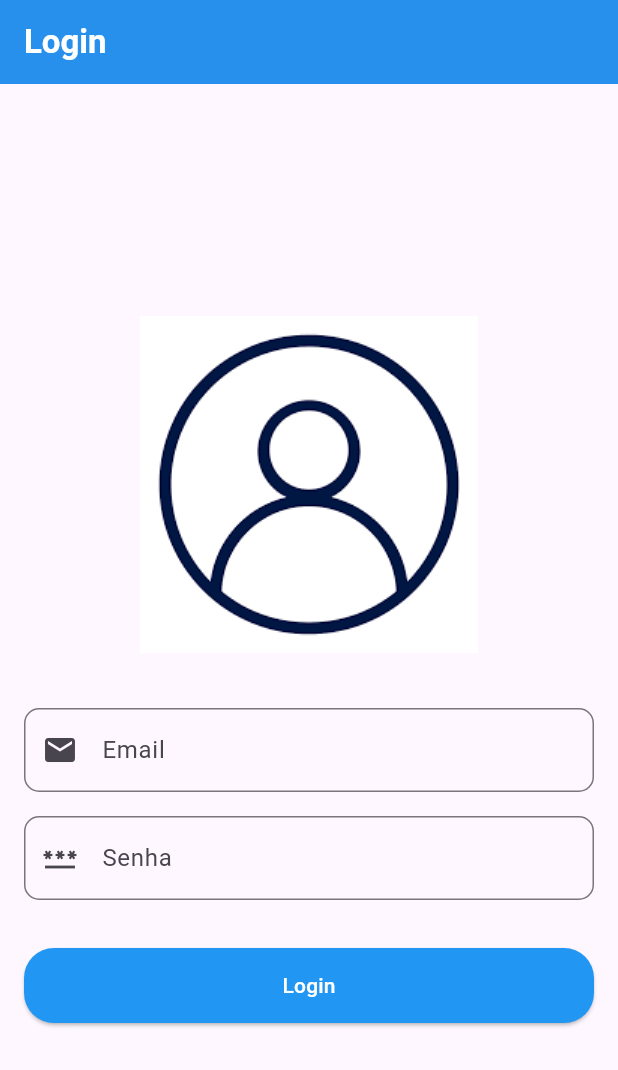
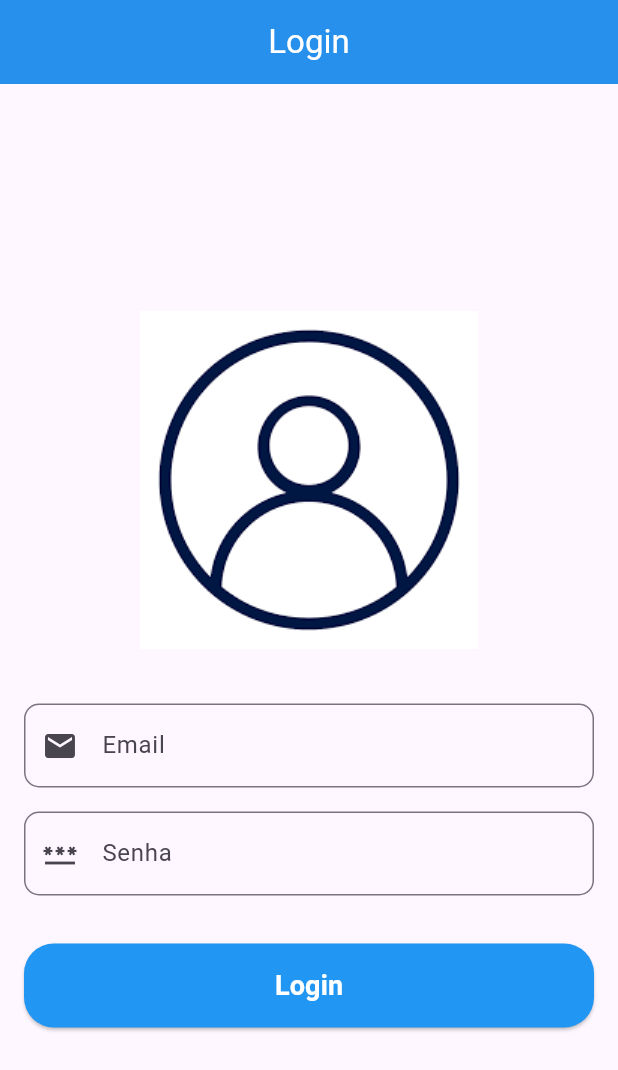
Before and after one commit to AgataGiovanna/Login_Flutter, a Flutter app: the screen it shows after launch, on a phone screen of 412 x 824 dp. Shown: the top 1070 px of the screen. Run offline on Flutter 3.47's test engine with Material 3 defaults, Android fonts, the phone set to English and light mode, and no system bars.

Commit message:
validação login

```diff
--- a/lib/main.dart
+++ b/lib/main.dart
@@ -16,19 +16,37 @@ class LoginApp extends StatelessWidget {
   }
 }
 
-class LoginPage extends StatelessWidget {
+class LoginPage extends StatefulWidget {
+  @override
+  _LoginPageState createState() => _LoginPageState();
+}
+
+class _LoginPageState extends State<LoginPage> {
+  final TextEditingController _emailController = TextEditingController();
+  final TextEditingController _senhaController = TextEditingController();
+
+  void _validarLogin() {
+    String email = _emailController.text.trim();
+    String senha = _senhaController.text;
+
+    if (email == 'admin@teste.com' && senha == '123456') {
+      Navigator.push(
+        context,
+        MaterialPageRoute(builder: (context) => HomePage()),
+      );
+    } else {
+      ScaffoldMessenger.of(context).showSnackBar(
+        SnackBar(content: Text('Email ou senha inválidos.')),
+      );
+    }
+  }
+
   @override
   Widget build(BuildContext context) {
     return Scaffold(
       appBar: AppBar(
-        title: Text('Login',
-        style: TextStyle(
-          color: Colors.white,
-          fontSize: 22,
-          fontWeight: FontWeight.bold,
-
-        ),
-        ),
+        title: Text('Login', style: TextStyle(color: Colors.white)),
+        centerTitle: true,
         backgroundColor: Colors.blue,
         elevation: 4,
       ),
@@ -67,10 +85,7 @@ class LoginPage extends StatelessWidget {
             SizedBox(height: 32.0),
             ElevatedButton(
               onPressed: () {
-                Navigator.push(
-                  context,
-                  MaterialPageRoute(builder: (context) =>HomePage()),
-                  );
+                _validarLogin();
               },
                style: ElevatedButton.styleFrom(
                 backgroundColor: Colors.blue, // Cor de fundo do botão
@@ -83,7 +98,10 @@ class LoginPage extends StatelessWidget {
                ),
 
                 // Lógica de autenticação do usuário
-              child: Text('Login'),
+              child: Text(
+                'Login',
+                style: TextStyle(fontSize: 18, fontWeight: FontWeight.bold),
+           ),
             ),
           ],
         ),
```
